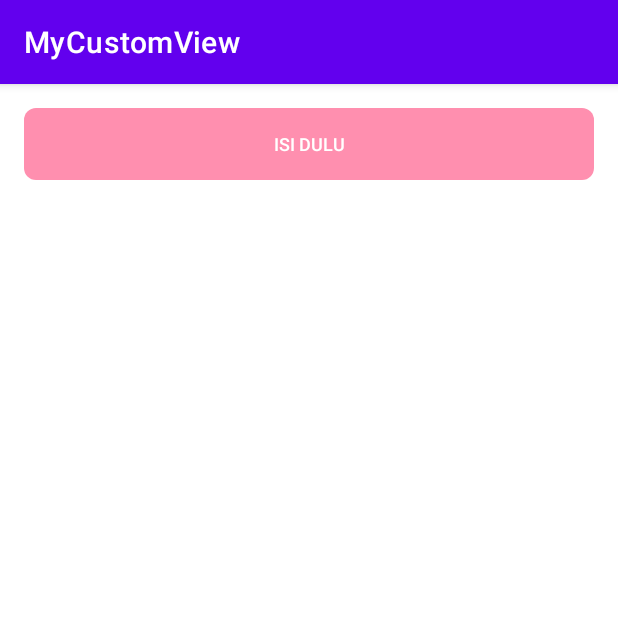
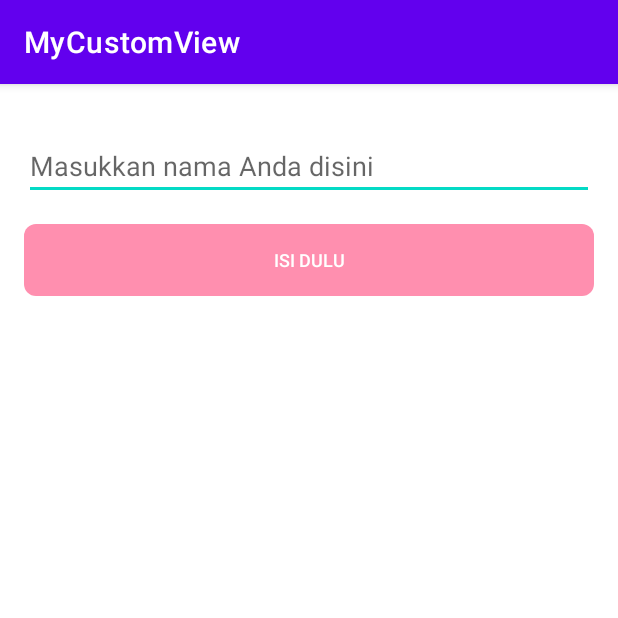
Before and after one commit to sutisnaasep323/Dicoding_BFAA_MyCustomeView, an Android app: the screen it shows after launch (MainActivity), on a phone screen of 412 x 824 dp, the top half of it. Run offline under Robolectric (Android 15) with nearby library versions, the phone set to English and light mode, and no system bars.

Commit message:
Add Edit Text

```diff
--- a/app/src/main/java/com/example/mycustomview/MainActivity.kt
+++ b/app/src/main/java/com/example/mycustomview/MainActivity.kt
@@ -2,10 +2,38 @@ package com.example.mycustomview
 
 import androidx.appcompat.app.AppCompatActivity
 import android.os.Bundle
+import android.text.Editable
+import android.text.TextWatcher
+import android.widget.Toast
 
-class MainActivity : AppCompatActivity() {
+class MainActivity : AppCompatActivity(){
+
+    private lateinit var myButton: MyButton
+    private lateinit var myEditText: MyEditText
+
     override fun onCreate(savedInstanceState: Bundle?) {
         super.onCreate(savedInstanceState)
         setContentView(R.layout.activity_main)
+
+        myButton = findViewById(R.id.my_button)
+        myEditText = findViewById(R.id.my_edit_text)
+        setMyButtonEnable()
+
+        // Saat terdapat input maka secara otomatis myButton akan menjadi enable
+        myEditText.addTextChangedListener(object : TextWatcher {
+            override fun beforeTextChanged(s: CharSequence, start: Int, count: Int, after: Int) {
+            }
+            override fun onTextChanged(s: CharSequence, start: Int, before: Int, count: Int) {
+                setMyButtonEnable()
+            }
+            override fun afterTextChanged(s: Editable) {
+            }
+        })
+        myButton.setOnClickListener { Toast.makeText(this@MainActivity, myEditText.text, Toast.LENGTH_SHORT).show() }
+    }
+
+    private fun setMyButtonEnable() {
+        val result = myEditText.text
+        myButton.isEnabled = result != null && result.toString().isNotEmpty()
     }
 }
--- a/app/src/main/java/com/example/mycustomview/MyButton.kt
+++ b/app/src/main/java/com/example/mycustomview/MyButton.kt
@@ -25,8 +25,11 @@ class MyButton: AppCompatButton {
         init()
     }
 
+    // mengubah bentuk dari button
     override fun onDraw(canvas: Canvas?) {
         super.onDraw(canvas)
+
+        //memasukkan background dan attribute lain pada MyButton
         background = when {
             isEnabled -> enabledBackground
             else -> disabledBackground
--- /dev/null
+++ b/app/src/main/res/drawable/ic_baseline_close_24.xml
@@ -0,0 +1,10 @@
+<vector xmlns:android="http://schemas.android.com/apk/res/android"
+    android:width="24dp"
+    android:height="24dp"
+    android:viewportWidth="24"
+    android:viewportHeight="24"
+    android:tint="?attr/colorControlNormal">
+  <path
+      android:fillColor="@android:color/white"
+      android:pathData="M19,6.41L17.59,5 12,10.59 6.41,5 5,6.41 10.59,12 5,17.59 6.41,19 12,13.41 17.59,19 19,17.59 13.41,12z"/>
+</vector>
--- a/app/src/main/res/layout/activity_main.xml
+++ b/app/src/main/res/layout/activity_main.xml
@@ -5,6 +5,18 @@
     android:layout_width="match_parent"
     android:layout_height="match_parent"
     tools:context=".MainActivity">
+
+    <com.example.mycustomview.MyEditText
+        android:id="@+id/my_edit_text"
+        android:layout_width="0dp"
+        android:layout_height="wrap_content"
+        android:layout_gravity="start"
+        android:layout_marginStart="16dp"
+        android:layout_marginTop="32dp"
+        android:layout_marginEnd="16dp"
+        app:layout_constraintEnd_toEndOf="parent"
+        app:layout_constraintStart_toStartOf="parent"
+        app:layout_constraintTop_toTopOf="parent" />
 
     <com.example.mycustomview.MyButton
         android:id="@+id/my_button"
@@ -17,6 +29,6 @@
         app:layout_constraintEnd_toEndOf="parent"
         app:layout_constraintHorizontal_bias="0.0"
         app:layout_constraintStart_toStartOf="parent"
-        app:layout_constraintTop_toTopOf="parent" />
+        app:layout_constraintTop_toBottomOf="@id/my_edit_text" />
 
 </androidx.constraintlayout.widget.ConstraintLayout>
```
Also changed, not shown: app/src/main/java/com/example/mycustomview/MyEditText.kt (added, +101 -0 lines).
